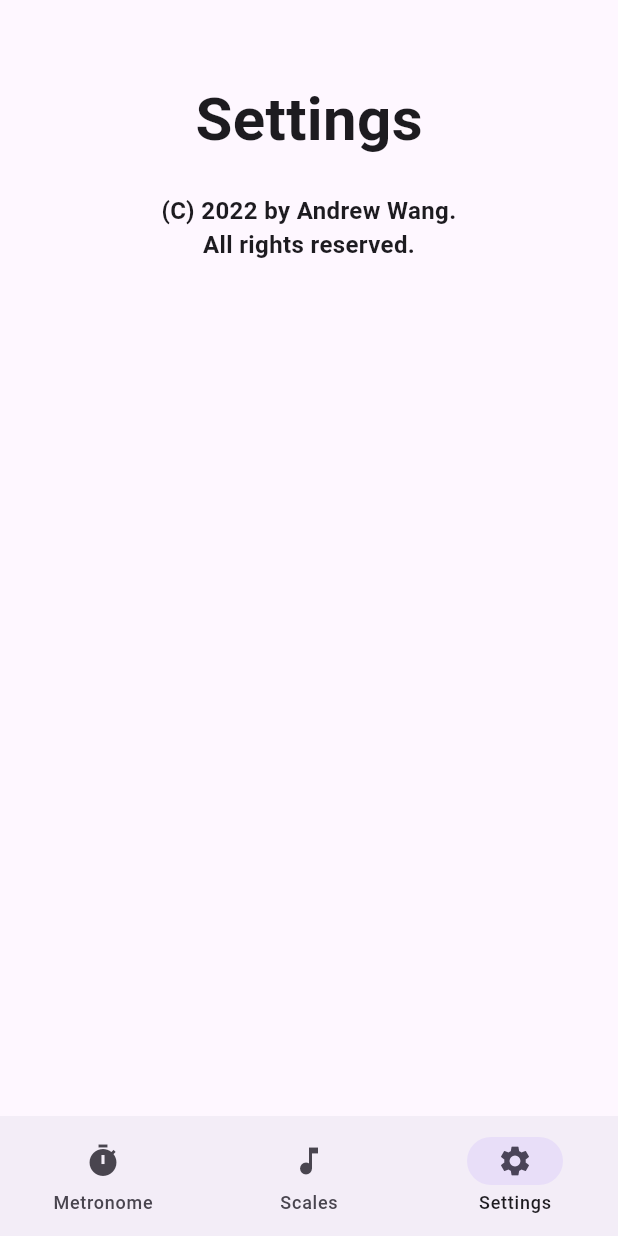
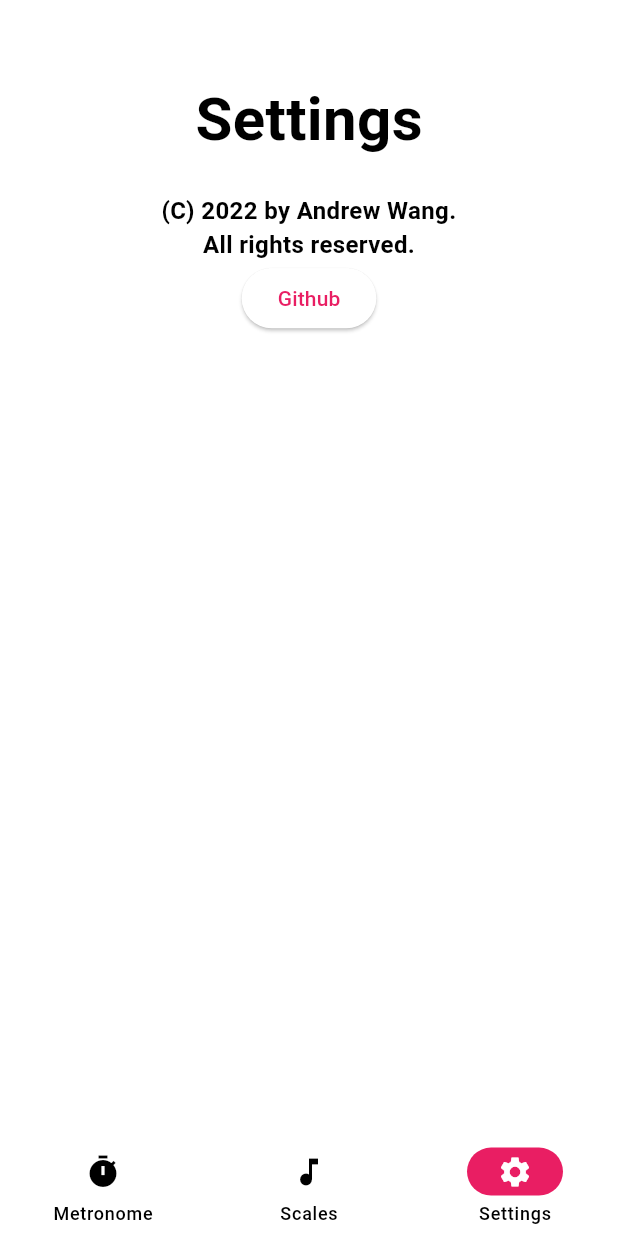
Before and after one commit to dumpydev/musicutils, a Flutter app: the screen it shows after launch, item 3 of the bottom bar chosen, on a phone screen of 412 x 824 dp. Run offline on Flutter 3.47's test engine with Material 2 defaults, Android fonts, the phone set to English and light mode, and no system bars; our stand-ins replace google_fonts.

Commit message:
dark mode

```diff
--- a/lib/Screens/Settings.dart
+++ b/lib/Screens/Settings.dart
@@ -1,6 +1,9 @@
+// ignore_for_file: prefer_const_constructors
+
 import 'package:flutter/material.dart';
 import 'package:google_fonts/google_fonts.dart';
 import '../Widgets/Navbar.dart';
+import 'package:url_launcher/url_launcher.dart';
 
 class Settings extends StatefulWidget {
   const Settings({Key? key}) : super(key: key);
@@ -10,6 +13,14 @@ class Settings extends StatefulWidget {
 }
 
 class _SettingsState extends State<Settings> {
+  final Uri github = Uri.parse("https://github.com/dumpydev/musicutils");
+
+  Future<void> _launchUrl() async {
+    if (!await launchUrl(github, mode: LaunchMode.externalApplication)) {
+      throw 'Could not launch $github';
+    }
+  }
+
   @override
   Widget build(BuildContext context) {
     return Scaffold(
@@ -35,7 +46,11 @@ class _SettingsState extends State<Settings> {
               ),
             ),
           ),
-
+          ElevatedButton(
+              onPressed: () {
+                _launchUrl();
+              },
+              child: Text("Github"))
         ]),
       ),
       bottomNavigationBar: Navbar(index: 2),
--- a/lib/Widgets/Navbar.dart
+++ b/lib/Widgets/Navbar.dart
@@ -1,3 +1,5 @@
+// ignore_for_file: prefer_const_literals_to_create_immutables
+
 import 'package:flutter/material.dart';
 
 class Navbar extends StatefulWidget {
@@ -28,6 +30,7 @@ class _NavbarState extends State<Navbar> {
         }
       },
       selectedIndex: widget.index,
+      height: MediaQuery.of(context).size.height * 0.08,
     );
   }
 }
--- a/lib/main.dart
+++ b/lib/main.dart
@@ -14,19 +14,18 @@ class MyApp extends StatelessWidget {
   @override
   Widget build(BuildContext context) {
     return MaterialApp(
-      title: 'Flutter Demo',
       theme: ThemeData(
         useMaterial3: true,
-        primarySwatch: Colors.pink,
+        colorScheme: ColorScheme.fromSwatch(primarySwatch: Colors.pink).copyWith(secondary: Colors.pinkAccent, brightness: Brightness.light),
+        visualDensity: VisualDensity.adaptivePlatformDensity,
       ),
-      debugShowCheckedModeBanner: false,
-      themeMode: ThemeMode.system,
+      themeMode: ThemeMode.dark,
       darkTheme: ThemeData(
         useMaterial3: true,
-        primarySwatch: Colors.pink,
-        accentColor: Colors.pinkAccent,
-        brightness: Brightness.dark,
+        visualDensity: VisualDensity.adaptivePlatformDensity,
+        colorScheme: ColorScheme.fromSwatch(primarySwatch: Colors.pink).copyWith(secondary: Colors.pinkAccent, brightness: Brightness.dark),
       ),
+
       home: Scales(),
       routes: {
         '/settings': (context) => Settings(),
--- a/pubspec.yaml
+++ b/pubspec.yaml
@@ -35,7 +35,7 @@ dependencies:
   # Use with the CupertinoIcons class for iOS style icons.
   cupertino_icons: ^1.0.2
   google_fonts: ^3.0.1
-
+  url_launcher: ^6.1.5
 dev_dependencies:
   flutter_test:
     sdk: flutter
```
Also changed, not shown: lib/Screens/Metronome.dart (line endings or trailing spaces), pubspec.lock, 1 other file.
